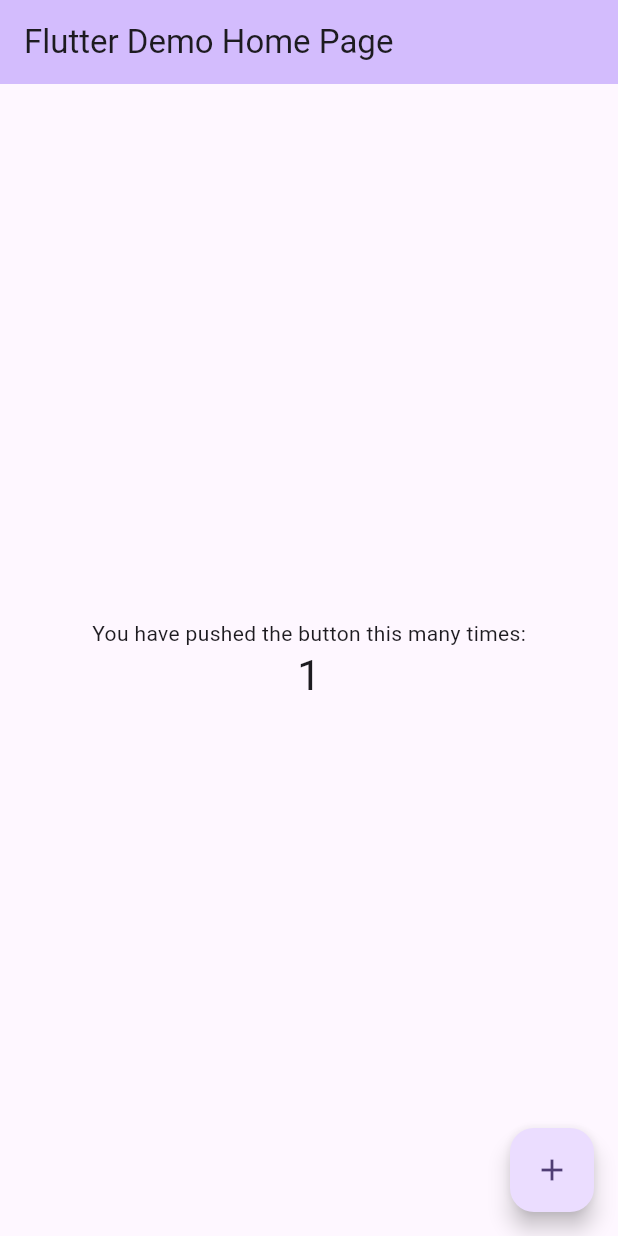
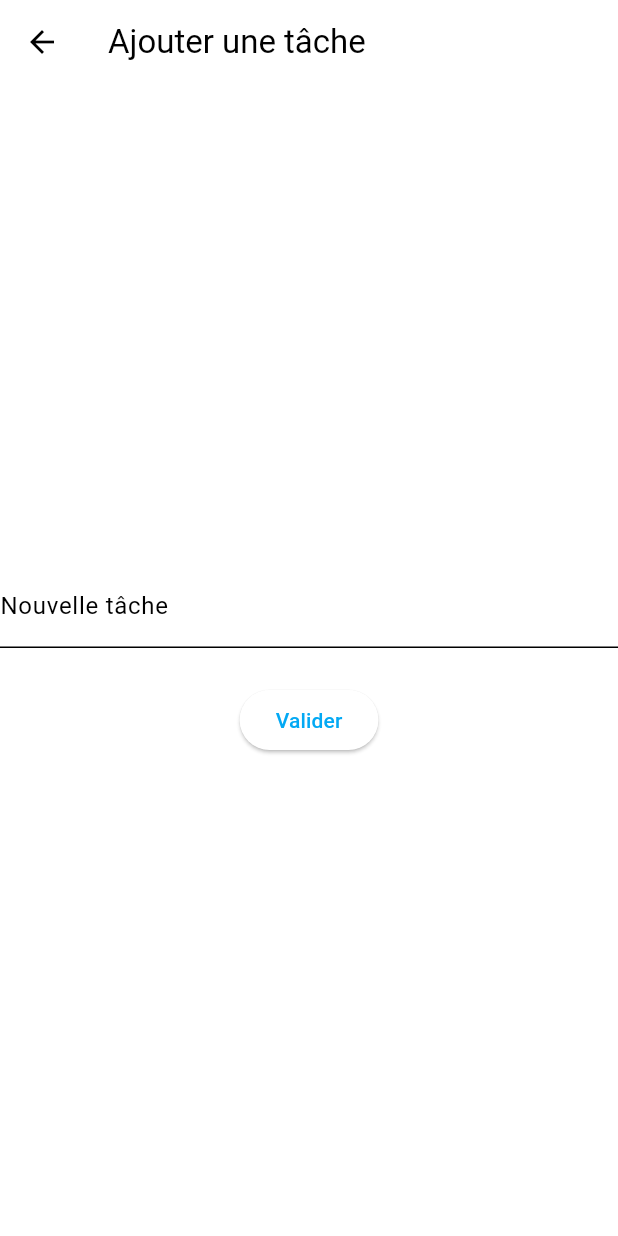
Before and after one commit to AmauryMch/todo_app_sqlite_freezed, a Flutter app: the screen it shows after launch, after a tap on the "add" icon, on a phone screen of 412 x 824 dp. Run offline on Flutter 3.47's test engine with Material 2 defaults, Android fonts, the phone set to English and light mode, and no system bars; our stand-ins replace freezed_annotation, sqflite; accounts and stored records are empty.

Commit message:
Ajout des dernières fonctionnalités

```diff
--- a/lib/main.dart
+++ b/lib/main.dart
@@ -1,34 +1,25 @@
 import 'package:flutter/material.dart';
+import 'models/todo_model.dart';
+import 'models/database_helper.dart';
+import 'pages/addTask.dart';
 
 void main() {
   runApp(const MyApp());
 }
 
 class MyApp extends StatelessWidget {
-  const MyApp({super.key});
+  const MyApp({Key? key});
 
-  // This widget is the root of your application.
   @override
   Widget build(BuildContext context) {
     return MaterialApp(
+      initialRoute: '/',
+      routes: {
+        '/addtask': (context) => AddTask(),
+      },
       title: 'Flutter Demo',
       theme: ThemeData(
-        // This is the theme of your application.
-        //
-        // TRY THIS: Try running your application with "flutter run". You'll see
-        // the application has a blue toolbar. Then, without quitting the app,
-        // try changing the seedColor in the colorScheme below to Colors.green
-        // and then invoke "hot reload" (save your changes or press the "hot
-        // reload" button in a Flutter-supported IDE, or press "r" if you used
-        // the command line to start the app).
-        //
-        // Notice that the counter didn't reset back to zero; the application
-        // state is not lost during the reload. To reset the state, use hot
-        // restart instead.
-        //
-        // This works for code too, not just values: Most code changes can be
-        // tested with just a hot reload.
-        colorScheme: ColorScheme.fromSeed(seedColor: Colors.deepPurple),
+        colorScheme: ColorScheme.fromSwatch(primarySwatch: Colors.lightBlue),
         useMaterial3: true,
       ),
       home: const MyHomePage(title: 'Flutter Demo Home Page'),
@@ -37,16 +28,7 @@ class MyApp extends StatelessWidget {
 }
 
 class MyHomePage extends StatefulWidget {
-  const MyHomePage({super.key, required this.title});
-
-  // This widget is the home page of your application. It is stateful, meaning
-  // that it has a State object (defined below) that contains fields that affect
-  // how it looks.
-
-  // This class is the configuration for the state. It holds the values (in this
-  // case the title) provided by the parent (in this case the App widget) and
-  // used by the build method of the State. Fields in a Widget subclass are
-  // always marked "final".
+  const MyHomePage({Key? key, required this.title});
 
   final String title;
 
@@ -55,71 +37,97 @@ class MyHomePage extends StatefulWidget {
 }
 
 class _MyHomePageState extends State<MyHomePage> {
-  int _counter = 0;
+  late Future<List<Todo>> _todos;
 
-  void _incrementCounter() {
-    setState(() {
-      // This call to setState tells the Flutter framework that something has
-      // changed in this State, which causes it to rerun the build method below
-      // so that the display can reflect the updated values. If we changed
-      // _counter without calling setState(), then the build method would not be
-      // called again, and so nothing would appear to happen.
-      _counter++;
-    });
+  void _addTodo(String newTask) {
+    Todo newTodo = Todo(task: newTask, isCompleted: false);
+    DatabaseHelper.instance.insert(newTodo);
+    setState(
+      () {
+        _todos = DatabaseHelper.instance.getAllTodos();
+      },
+    );
+  }
+
+  @override
+  void initState() {
+    super.initState();
+    _todos = DatabaseHelper.instance.getAllTodos();
   }
 
   @override
   Widget build(BuildContext context) {
-    // This method is rerun every time setState is called, for instance as done
-    // by the _incrementCounter method above.
-    //
-    // The Flutter framework has been optimized to make rerunning build methods
-    // fast, so that you can just rebuild anything that needs updating rather
-    // than having to individually change instances of widgets.
     return Scaffold(
       appBar: AppBar(
-        // TRY THIS: Try changing the color here to a specific color (to
-        // Colors.amber, perhaps?) and trigger a hot reload to see the AppBar
-        // change color while the other colors stay the same.
-        backgroundColor: Theme.of(context).colorScheme.inversePrimary,
-        // Here we take the value from the MyHomePage object that was created by
-        // the App.build method, and use it to set our appbar title.
+        backgroundColor: Theme.of(context).colorScheme.primary,
         title: Text(widget.title),
       ),
-      body: Center(
-        // Center is a layout widget. It takes a single child and positions it
-        // in the middle of the parent.
-        child: Column(
-          // Column is also a layout widget. It takes a list of children and
-          // arranges them vertically. By default, it sizes itself to fit its
-          // children horizontally, and tries to be as tall as its parent.
-          //
-          // Column has various properties to control how it sizes itself and
-          // how it positions its children. Here we use mainAxisAlignment to
-          // center the children vertically; the main axis here is the vertical
-          // axis because Columns are vertical (the cross axis would be
-          // horizontal).
-          //
-          // TRY THIS: Invoke "debug painting" (choose the "Toggle Debug Paint"
-          // action in the IDE, or press "p" in the console), to see the
-          // wireframe for each widget.
-          mainAxisAlignment: MainAxisAlignment.center,
-          children: <Widget>[
-            const Text(
-              'You have pushed the button this many times:',
-            ),
-            Text(
-              '$_counter',
-              style: Theme.of(context).textTheme.headlineMedium,
-            ),
-          ],
-        ),
+      body: FutureBuilder<List<Todo>>(
+        future: _todos,
+        builder: (context, snapshot) {
+          if (snapshot.connectionState == ConnectionState.waiting) {
+            return CircularProgressIndicator();
+          }
+
+          if (snapshot.hasError) {
+            return Text('Erreur : ${snapshot.error}');
+          }
+
+          List<Todo>? todos = snapshot.data;
+          if (todos != null && todos.isNotEmpty) {
+            return ListView.builder(
+              itemCount: todos.length,
+              itemBuilder: (context, index) {
+                Todo todo = todos[index];
+                return Dismissible(
+                  key: Key(todo.id.toString()),
+                  onDismissed: (direction) {
+                    DatabaseHelper.instance.delete(todo.id!);
+                    setState(() {
+                      _todos = DatabaseHelper.instance.getAllTodos();
+                    });
+                    ScaffoldMessenger.of(context).showSnackBar(
+                      SnackBar(
+                        content: Text('${todo.task} supprimée'),
+                      ),
+                    );
+                  },
+                  background: Container(
+                    color: Colors.red,
+                    padding: EdgeInsets.only(right: 16.0),
+                  ),
+                  child: ListTile(
+                    title: Text(todo.task),
+                    trailing: Checkbox(
+                      value: todo.isCompleted,
+                      onChanged: (bool? value) {
+                        final updateTodo =
+                            todo.copyWith(isCompleted: !todo.isCompleted);
+                        DatabaseHelper.instance.update(updateTodo);
+                        setState(() {
+                          _todos = DatabaseHelper.instance.getAllTodos();
+                        });
+                      },
+                    ),
+                  ),
+                );
+              },
+            );
+          } else {
+            return Center(child: Text('Aucune tâche trouvée.'));
+          }
+        },
       ),
       floatingActionButton: FloatingActionButton(
-        onPressed: _incrementCounter,
-        tooltip: 'Increment',
-        child: const Icon(Icons.add),
-      ), // This trailing comma makes auto-formatting nicer for build methods.
+        onPressed: () {
+          Navigator.pushNamed(context, '/addtask').then((newTask) {
+            if (newTask != null && newTask is String) {
+              _addTodo(newTask);
+            }
+          });
+        },
+        child: Icon(Icons.add),
+      ),
     );
   }
 }
--- /dev/null
+++ b/lib/pages/addTask.dart
@@ -0,0 +1,45 @@
+import 'package:flutter/material.dart';
+
+class AddTask extends StatefulWidget {
+  @override
+  _AddTaskState createState() => _AddTaskState();
+}
+
+class _AddTaskState extends State<AddTask> {
+  TextEditingController textEditingController = TextEditingController();
+
+  @override
+  Widget build(BuildContext context) {
+    return Scaffold(
+      appBar: AppBar(
+        title: Text('Ajouter une tâche'),
+      ),
+      body: Center(
+        child: Column(
+          mainAxisAlignment: MainAxisAlignment.center,
+          children: [
+            Container(
+              width: 500,
+              child: TextField(
+                controller: textEditingController,
+                decoration: InputDecoration(labelText: 'Nouvelle tâche'),
+              ),
+            ),
+            Container(
+              margin: EdgeInsets.only(top: 24),
+              child: ElevatedButton(
+                onPressed: () {
+                  String newTask = textEditingController.text;
+                  if (newTask.isNotEmpty) {
+                    Navigator.pop(context, newTask);
+                  }
+                },
+                child: Text("Valider"),
+              ),
+            ),
+          ],
+        ),
+      ),
+    );
+  }
+}
```
Also changed, not shown: lib/models/todo_model.g.dart.
